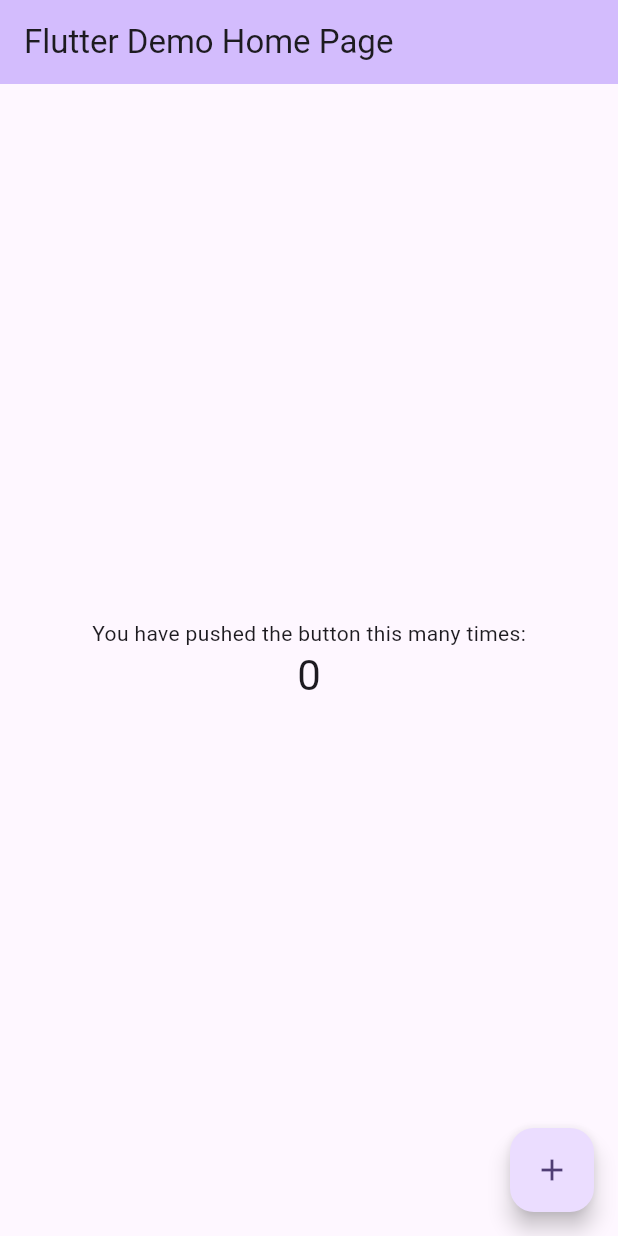
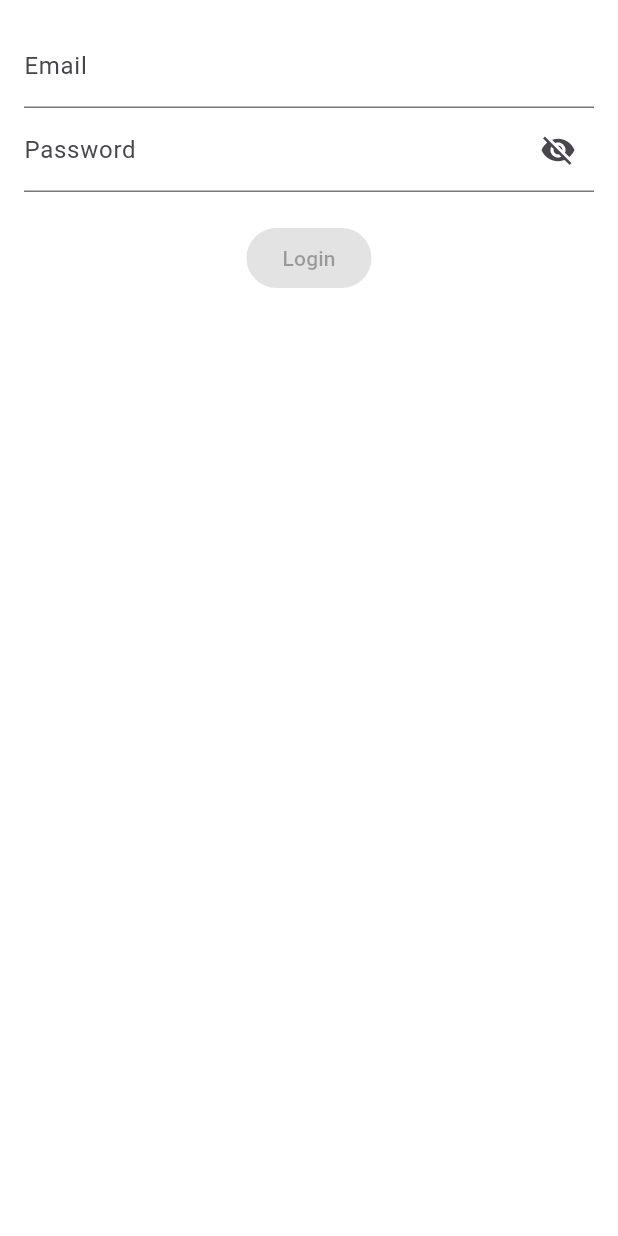
Before and after one commit to Princy-K/flutter_bloc_login_sample, a Flutter app: the screen it shows after launch, on a phone screen of 412 x 824 dp. Run offline on Flutter 3.47's test engine with Material 3 defaults, Android fonts, the phone set to English and light mode, and no system bars; our stand-ins replace flutter_bloc.

Commit message:
login functionality

```diff
--- a/lib/main.dart
+++ b/lib/main.dart
@@ -1,125 +1,44 @@
 import 'package:flutter/material.dart';
+import 'package:flutter/services.dart';
+import 'modules/auth/view/auth_page.dart';
 
 void main() {
+  SystemChrome.setEnabledSystemUIMode(
+    SystemUiMode.manual,
+    overlays: [
+      SystemUiOverlay.top,
+      SystemUiOverlay.bottom,
+    ],
+  );
+
+  // Set white status bar with dark icons
+  SystemChrome.setSystemUIOverlayStyle(const SystemUiOverlayStyle(
+      statusBarColor: Colors.white,
+      // or your primary color
+      statusBarIconBrightness: Brightness.dark,
+      // light or dark icons
+      systemNavigationBarColor: Colors.white,
+      // <- App primary color
+      systemNavigationBarIconBrightness: Brightness.dark,
+      statusBarBrightness: Brightness.light,
+      systemNavigationBarDividerColor: Colors.white));
+
   runApp(const MyApp());
 }
 
 class MyApp extends StatelessWidget {
   const MyApp({super.key});
 
-  // This widget is the root of your application.
   @override
   Widget build(BuildContext context) {
     return MaterialApp(
       title: 'Flutter Demo',
+      debugShowCheckedModeBanner: false,
       theme: ThemeData(
-        // This is the theme of your application.
-        //
-        // TRY THIS: Try running your application with "flutter run". You'll see
-        // the application has a purple toolbar. Then, without quitting the app,
-        // try changing the seedColor in the colorScheme below to Colors.green
-        // and then invoke "hot reload" (save your changes or press the "hot
-        // reload" button in a Flutter-supported IDE, or press "r" if you used
-        // the command line to start the app).
-        //
-        // Notice that the counter didn't reset back to zero; the application
-        // state is not lost during the reload. To reset the state, use hot
-        // restart instead.
-        //
-        // This works for code too, not just values: Most code changes can be
-        // tested with just a hot reload.
         colorScheme: ColorScheme.fromSeed(seedColor: Colors.deepPurple),
         useMaterial3: true,
       ),
-      home: const MyHomePage(title: 'Flutter Demo Home Page'),
+      home: const AuthPage(),
     );
   }
 }
-
-class MyHomePage extends StatefulWidget {
-  const MyHomePage({super.key, required this.title});
-
-  // This widget is the home page of your application. It is stateful, meaning
-  // that it has a State object (defined below) that contains fields that affect
-  // how it looks.
-
-  // This class is the configuration for the state. It holds the values (in this
-  // case the title) provided by the parent (in this case the App widget) and
-  // used by the build method of the State. Fields in a Widget subclass are
-  // always marked "final".
-
-  final String title;
-
-  @override
-  State<MyHomePage> createState() => _MyHomePageState();
-}
-
-class _MyHomePageState extends State<MyHomePage> {
-  int _counter = 0;
-
-  void _incrementCounter() {
-    setState(() {
-      // This call to setState tells the Flutter framework that something has
-      // changed in this State, which causes it to rerun the build method below
-      // so that the display can reflect the updated values. If we changed
-      // _counter without calling setState(), then the build method would not be
-      // called again, and so nothing would appear to happen.
-      _counter++;
-    });
-  }
-
-  @override
-  Widget build(BuildContext context) {
-    // This method is rerun every time setState is called, for instance as done
-    // by the _incrementCounter method above.
-    //
-    // The Flutter framework has been optimized to make rerunning build methods
-    // fast, so that you can just rebuild anything that needs updating rather
-    // than having to individually change instances of widgets.
-    return Scaffold(
-      appBar: AppBar(
-        // TRY THIS: Try changing the color here to a specific color (to
-        // Colors.amber, perhaps?) and trigger a hot reload to see the AppBar
-        // change color while the other colors stay the same.
-        backgroundColor: Theme.of(context).colorScheme.inversePrimary,
-        // Here we take the value from the MyHomePage object that was created by
-        // the App.build method, and use it to set our appbar title.
-        title: Text(widget.title),
-      ),
-      body: Center(
-        // Center is a layout widget. It takes a single child and positions it
-        // in the middle of the parent.
-        child: Column(
-          // Column is also a layout widget. It takes a list of children and
-          // arranges them vertically. By default, it sizes itself to fit its
-          // children horizontally, and tries to be as tall as its parent.
-          //
-          // Column has various properties to control how it sizes itself and
-          // how it positions its children. Here we use mainAxisAlignment to
-          // center the children vertically; the main axis here is the vertical
-          // axis because Columns are vertical (the cross axis would be
-          // horizontal).
-          //
-          // TRY THIS: Invoke "debug painting" (choose the "Toggle Debug Paint"
-          // action in the IDE, or press "p" in the console), to see the
-          // wireframe for each widget.
-          mainAxisAlignment: MainAxisAlignment.center,
-          children: <Widget>[
-            const Text(
-              'You have pushed the button this many times:',
-            ),
-            Text(
-              '$_counter',
-              style: Theme.of(context).textTheme.headlineMedium,
-            ),
-          ],
-        ),
-      ),
-      floatingActionButton: FloatingActionButton(
-        onPressed: _incrementCounter,
-        tooltip: 'Increment',
-        child: const Icon(Icons.add),
-      ), // This trailing comma makes auto-formatting nicer for build methods.
-    );
-  }
-}
--- /dev/null
+++ b/lib/modules/auth/bloc/auth_bloc.dart
@@ -0,0 +1,45 @@
+import 'package:flutter_bloc/flutter_bloc.dart';
+
+part 'auth_event.dart';
+
+part 'auth_state.dart';
+
+class AuthBloc extends Bloc<AuthEvent, AuthState> {
+  AuthBloc() : super(AuthState.initial()) {
+    on<EmailChanged>((event, emit) {
+      emit(state.copyWith(email: event.email, errorMessage: null));
+    });
+
+    on<PasswordChanged>((event, emit) {
+      emit(state.copyWith(password: event.password, errorMessage: null));
+    });
+
+    on<TogglePasswordVisibility>((event, emit) {
+      emit(state.copyWith(showPassword: !state.showPassword));
+    });
+
+    on<ResetAuth>((event, emit) {
+      emit(state.copyWith(isSuccess: false, errorMessage: null));
+    });
+
+    on<LoginSubmitted>((event, emit) async {
+      if (!state.isValid) {
+        emit(state.copyWith(errorMessage: 'Invalid form input'));
+        return;
+      }
+
+      emit(state.copyWith(isSubmitting: true, errorMessage: null));
+
+      await Future.delayed(Duration(seconds: 2)); // Simulated API
+
+      if (state.email == 'admin@test.com' && state.password == '123456') {
+        emit(state.copyWith(isSubmitting: false, isSuccess: true));
+      } else {
+        emit(state.copyWith(
+          isSubmitting: false,
+          errorMessage: 'Invalid email or password',
+        ));
+      }
+    });
+  }
+}
--- /dev/null
+++ b/lib/modules/auth/bloc/auth_event.dart
@@ -0,0 +1,21 @@
+part of 'auth_bloc.dart';
+
+sealed class AuthEvent {}
+
+class EmailChanged extends AuthEvent {
+  final String email;
+
+  EmailChanged(this.email);
+}
+
+class PasswordChanged extends AuthEvent {
+  final String password;
+
+  PasswordChanged(this.password);
+}
+
+class TogglePasswordVisibility extends AuthEvent {}
+
+class LoginSubmitted extends AuthEvent {}
+
+class ResetAuth extends AuthEvent {}
--- /dev/null
+++ b/lib/modules/auth/bloc/auth_state.dart
@@ -0,0 +1,47 @@
+part of 'auth_bloc.dart';
+
+class AuthState {
+  final String email;
+  final String password;
+  final bool isSubmitting;
+  final bool isSuccess;
+  final String? errorMessage;
+  final bool showPassword;
+
+  bool get isValid => email.contains('@') && password.length >= 6;
+
+  AuthState(
+      {required this.email,
+      required this.password,
+      required this.isSubmitting,
+      required this.isSuccess,
+      this.errorMessage,
+      required this.showPassword});
+
+  factory AuthState.initial() => AuthState(
+        email: '',
+        password: '',
+        isSubmitting: false,
+        isSuccess: false,
+        errorMessage: null,
+        showPassword: false,
+      );
+
+  AuthState copyWith({
+    String? email,
+    String? password,
+    bool? isSubmitting,
+    bool? isSuccess,
+    bool? showPassword,
+    String? errorMessage,
+  }) {
+    return AuthState(
+      email: email ?? this.email,
+      password: password ?? this.password,
+      isSubmitting: isSubmitting ?? this.isSubmitting,
+      isSuccess: isSuccess ?? this.isSuccess,
+      showPassword: showPassword ?? this.showPassword,
+      errorMessage: errorMessage,
+    );
+  }
+}
--- /dev/null
+++ b/lib/modules/auth/view/auth_page.dart
@@ -0,0 +1,98 @@
+import 'package:flutter/material.dart';
+import 'package:flutter_bloc/flutter_bloc.dart';
+import 'package:flutter_bloc_example/modules/auth/bloc/auth_bloc.dart';
+
+class AuthPage extends StatelessWidget {
+  const AuthPage({super.key});
+
+  @override
+  Widget build(BuildContext context) {
+    final _formKey = GlobalKey<FormState>();
+    return BlocProvider(
+      create: (context) => AuthBloc(),
+      child: Scaffold(
+        backgroundColor: Colors.white,
+        body: BlocConsumer<AuthBloc, AuthState>(
+          listenWhen: (prev, curr) => !prev.isSuccess && curr.isSuccess || prev.errorMessage != curr.errorMessage,
+          listener: (context, state) {
+            if (state.isSuccess) {
+              ScaffoldMessenger.of(context).showSnackBar(SnackBar(content: Text('Login Success')));
+              context.read<AuthBloc>().add(ResetAuth());
+            } else if (state.errorMessage != null) {
+              ScaffoldMessenger.of(context).showSnackBar(SnackBar(content: Text(state.errorMessage!)));
+            }
+          },
+          builder: (context, state) {
+            return Padding(
+              padding: const EdgeInsets.all(16),
+              child: Form(
+                key: _formKey,
+                child: Column(
+                  children: [
+                    /// Email
+                    BlocBuilder<AuthBloc, AuthState>(
+                      buildWhen: (prev, curr) => prev.email != curr.email,
+                      builder: (context, state) {
+                        return TextFormField(
+                          initialValue: state.email,
+                          decoration: InputDecoration(labelText: 'Email'),
+                          onChanged: (value) => context.read<AuthBloc>().add(EmailChanged(value)),
+                          validator: (value) => value != null && value.contains('@') ? null : 'Enter a valid email',
+                        );
+                      },
+                    ),
+
+                    /// Password
+                    BlocBuilder<AuthBloc, AuthState>(
+                      buildWhen: (prev, curr) =>
+                          prev.password != curr.password || prev.showPassword != curr.showPassword,
+                      builder: (context, state) {
+                        return TextFormField(
+                          initialValue: state.password,
+                          obscureText: !state.showPassword,
+                          decoration: InputDecoration(
+                              labelText: 'Password',
+                              suffixIcon: IconButton(
+                                icon: Icon(
+                                  state.showPassword ? Icons.visibility : Icons.visibility_off,
+                                ),
+                                onPressed: () {
+                                  context.read<AuthBloc>().add(TogglePasswordVisibility());
+                                },
+                              )),
+                          onChanged: (value) => context.read<AuthBloc>().add(PasswordChanged(value)),
+                          validator: (value) => value != null && value.length >= 6 ? null : 'Minimum 6 characters',
+                        );
+                      },
+                    ),
+
+                    SizedBox(height: 20),
+
+                    /// Submit button
+                    BlocBuilder<AuthBloc, AuthState>(
+                      buildWhen: (prev, curr) => prev.isSubmitting != curr.isSubmitting || prev.isValid != curr.isValid,
+                      builder: (context, state) {
+                        return state.isSubmitting
+                            ? CircularProgressIndicator()
+                            : ElevatedButton(
+                                onPressed: state.isValid
+                                    ? () {
+                                        if (_formKey.currentState!.validate()) {
+                                          context.read<AuthBloc>().add(LoginSubmitted());
+                                        }
+                                      }
+                                    : null,
+                                child: Text('Login'),
+                              );
+                      },
+                    ),
+                  ],
+                ),
+              ),
+            );
+          },
+        ),
+      ),
+    );
+  }
+}
--- a/pubspec.yaml
+++ b/pubspec.yaml
@@ -1,4 +1,4 @@
-name: flutter_bloc
+name: flutter_bloc_example
 description: "A new Flutter project."
 # The following line prevents the package from being accidentally published to
 # pub.dev using `flutter pub publish`. This is preferred for private packages.
@@ -34,6 +34,7 @@ dependencies:
   # The following adds the Cupertino Icons font to your application.
   # Use with the CupertinoIcons class for iOS style icons.
   cupertino_icons: ^1.0.8
+  flutter_bloc: ^9.1.1
 
 dev_dependencies:
   flutter_test:
```
Also changed, not shown: pubspec.lock, 1 other file.
